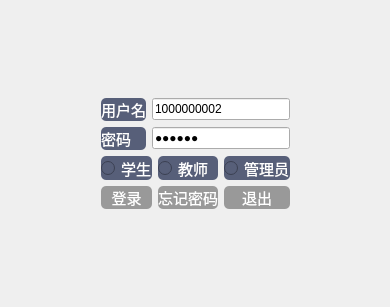
Old version of the form StuVsProject/LoginDialog.ui in the repository ZiYiWang-create/stuVsProject.
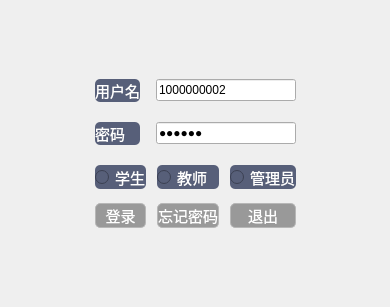
New version of the form. Icons and pictures are not drawn.

```diff
--- a/StuVsProject/LoginDialog.ui
+++ b/StuVsProject/LoginDialog.ui
@@ -47,7 +47,54 @@
    <item row="0" column="0">
     <widget class="QWidget" name="widget" native="true">
      <property name="styleSheet">
-      <string notr="true">QWidget#widget{border-image: url(:/check_in/Resources/maxwell-ridgeway-UyhtqolKMb4-unsplash.jpg);}</string>
+      <string notr="true">
+QWidget#widget{border-image: url(:/check_in/Resources/maxwell-ridgeway-UyhtqolKMb4-unsplash.jpg);}
+QPushButton
+{
+    color:white;
+    background-color:rgb(14 , 150 , 254);
+    border: 1px solid rgb(11 , 137 , 234);
+}
+
+QPushButton:hover
+{
+    color:white;
+    background-color:rgb(44 , 137 , 255);
+    border: 1px solid rgb(11 , 137 , 234);
+}
+
+QPushButton:pressed
+{
+    color:white;
+    background-color:rgb(14 , 135 , 228);
+    border: 1px solid rgb(12 , 138 , 235);
+    padding-left:3px;
+    padding-top:3px;
+}
+
+QPushButton
+{
+    color:black;
+    background-color:rgb(238 , 238 , 238);
+    border: 1px solid rgb(183 , 183 , 183);
+}
+
+QPushButton:hover
+{
+    color:black;
+    background-color:rgb(228 , 240 , 250);
+    border: 1px solid rgb(15 , 150 , 255);
+}
+
+QPushButton:pressed
+{
+    color:black;
+    background-color:rgb(204 , 228 , 247);
+    border: 1px solid rgb(1 , 84 , 153);
+    padding-left:3px;
+    padding-top:3px;
+}
+</string>
      </property>
      <layout class="QHBoxLayout" name="horizontalLayout">
       <item>
@@ -80,6 +127,12 @@
         </item>
         <item>
          <layout class="QGridLayout" name="gridLayout_3">
+          <property name="horizontalSpacing">
+           <number>16</number>
+          </property>
+          <property name="verticalSpacing">
+           <number>20</number>
+          </property>
           <item row="0" column="0">
            <widget class="QLabel" name="label">
             <property name="styleSheet">
@@ -128,6 +181,12 @@
           </item>
           <item row="2" column="0" colspan="2">
            <layout class="QGridLayout" name="gridLayout_2">
+            <property name="horizontalSpacing">
+             <number>11</number>
+            </property>
+            <property name="verticalSpacing">
+             <number>14</number>
+            </property>
             <item row="0" column="0">
              <widget class="QRadioButton" name="StuRadioButton">
               <property name="styleSheet">
```
Left out of the diff: 2 changed lines with no effect on the pictures.
